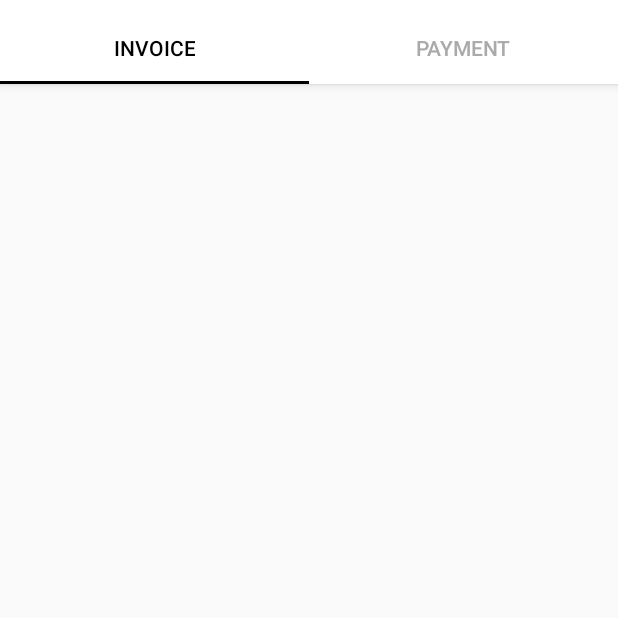
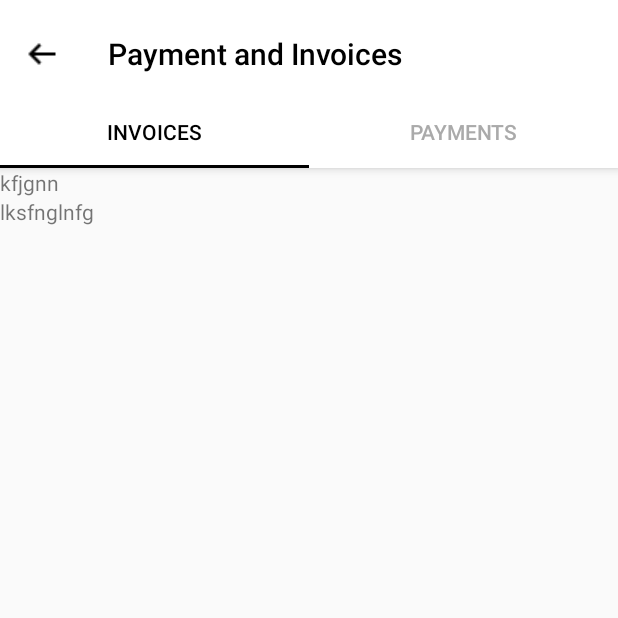
Before and after one commit to NandhaRex/Isthara, an Android app: the PaymentActivity screen opened directly, with no data from a screen before it, on a phone screen of 412 x 824 dp, the top half of it. Run offline under Robolectric (Android 15) with nearby library versions, the phone set to English and light mode, and no system bars; 2 statements that could not run were skipped.

Commit message:
added payments design

```diff
--- a/app/src/main/java/com/tao/isthara/Activities/Payment/Activity/PaymentActivity.java
+++ b/app/src/main/java/com/tao/isthara/Activities/Payment/Activity/PaymentActivity.java
@@ -1,5 +1,6 @@
 package com.tao.isthara.Activities.Payment.Activity;
 
+import android.app.ActionBar;
 import android.support.design.widget.FloatingActionButton;
 import android.support.design.widget.Snackbar;
 import android.support.design.widget.TabLayout;
@@ -46,23 +47,17 @@ public class PaymentActivity extends AppCompatActivity {
         super.onCreate(savedInstanceState);
         setContentView(R.layout.activity_payment);
 
-//        Toolbar toolbar = (Toolbar) findViewById(R.id.toolbar);
-//        toolbar.setTitle("PaymentActivity and Invoices");
-//        setSupportActionBar(toolbar);
+        Toolbar toolbar = (Toolbar) findViewById(R.id.toolbar);
+        toolbar.setTitle("Payment and Invoices");
+        setSupportActionBar(toolbar);
+        getSupportActionBar().setDisplayShowHomeEnabled(true);
+        getSupportActionBar().setDisplayHomeAsUpEnabled(true);
 
-        try {
-            getSupportActionBar().setElevation(0);
-            getSupportActionBar().setTitle("Payment and Invoice");
-            getSupportActionBar().setDisplayHomeAsUpEnabled(true);
-            getSupportActionBar().setDisplayShowHomeEnabled(true);
+        toolbar.setNavigationIcon(R.drawable.ic_back);
 
-        } catch (Exception e) {
-
-        }
         // Create the adapter that will return a fragment for each of the three
         // primary sections of the activity.
         tabs = (TabLayout) findViewById(R.id.tab_layout);
-        //tabs.setTabTextColors();
         mSectionsPagerAdapter = new PaymentPagerAdapter(getSupportFragmentManager());
 
         // Set up the ViewPager with the sections adapter.
@@ -71,14 +66,11 @@ public class PaymentActivity extends AppCompatActivity {
         tabs.setupWithViewPager(mViewPager);
     }
 
-
     @Override
-    public boolean onCreateOptionsMenu(Menu menu) {
-        // Inflate the menu; this adds items to the action bar if it is present.
-        getMenuInflater().inflate(R.menu.menu_payment, menu);
+    public boolean onSupportNavigateUp() {
+        onBackPressed();
         return true;
     }
-
     @Override
     public boolean onOptionsItemSelected(MenuItem item) {
         // Handle action bar item clicks here. The action bar will
@@ -97,35 +89,5 @@ public class PaymentActivity extends AppCompatActivity {
     /**
      * A placeholder fragment containing a simple view.
      */
-    public static class PlaceholderFragment extends Fragment {
-        /**
-         * The fragment argument representing the section number for this
-         * fragment.
-         */
-        private static final String ARG_SECTION_NUMBER = "section_number";
 
-        public PlaceholderFragment() {
-        }
-
-        /**
-         * Returns a new instance of this fragment for the given section
-         * number.
-         */
-        public static PlaceholderFragment newInstance(int sectionNumber) {
-            PlaceholderFragment fragment = new PlaceholderFragment();
-            Bundle args = new Bundle();
-            args.putInt(ARG_SECTION_NUMBER, sectionNumber);
-            fragment.setArguments(args);
-            return fragment;
-        }
-
-        @Override
-        public View onCreateView(LayoutInflater inflater, ViewGroup container,
-                                 Bundle savedInstanceState) {
-            View rootView = inflater.inflate(R.layout.fragment_payment, container, false);
-            TextView textView = (TextView) rootView.findViewById(R.id.section_label);
-           //textView.setText(getString(R.string.section_format, getArguments().getInt(ARG_SECTION_NUMBER)));
-            return rootView;
-        }
-    }
 }
--- a/app/src/main/java/com/tao/isthara/Activities/Payment/Adapter/PaymentPagerAdapter.java
+++ b/app/src/main/java/com/tao/isthara/Activities/Payment/Adapter/PaymentPagerAdapter.java
@@ -6,10 +6,12 @@ import android.support.v4.app.FragmentManager;
 import android.support.v4.app.FragmentPagerAdapter;
 
 import com.tao.isthara.Activities.Payment.Activity.PaymentActivity;
+import com.tao.isthara.Activities.Payment.Fragment.InvoiceFragement;
+import com.tao.isthara.Activities.Payment.Fragment.PaymentFragment;
 
 public class PaymentPagerAdapter extends FragmentPagerAdapter {
 
-    private String[] tabTitles = new String[]{"Invoice", "Payment",};
+    private String[] tabTitles = new String[]{"Invoices", "Payments",};
 
     public PaymentPagerAdapter(FragmentManager fm) {
         super(fm);
@@ -19,7 +21,15 @@ public class PaymentPagerAdapter extends FragmentPagerAdapter {
     public Fragment getItem(int position) {
         // getItem is called to instantiate the fragment for the given page.
         // Return a PlaceholderFragment (defined as a static inner class below).
-        return PaymentActivity.PlaceholderFragment.newInstance(position + 1);
+
+        // return PaymentActivity.PlaceholderFragment.newInstance(position + 1);
+        switch (position) {
+            case 0:
+                return new InvoiceFragement();
+            case 1:
+                return new PaymentFragment();
+        }
+        return null;
     }
 
     @Override
--- /dev/null
+++ b/app/src/main/java/com/tao/isthara/Activities/Payment/Fragment/InvoiceFragement.java
@@ -0,0 +1,26 @@
+package com.tao.isthara.Activities.Payment.Fragment;
+
+import android.os.Bundle;
+import android.support.v4.app.Fragment;
+import android.view.LayoutInflater;
+import android.view.View;
+import android.view.ViewGroup;
+import android.widget.TextView;
+
+import com.tao.isthara.R;
+
+public class InvoiceFragement extends Fragment {
+
+        public InvoiceFragement() {
+    }
+
+    @Override
+    public View onCreateView(LayoutInflater inflater, ViewGroup container,
+                             Bundle savedInstanceState) {
+        View rootView = inflater.inflate(R.layout.fragment_payment, container, false);
+
+        TextView textView = (TextView) rootView.findViewById(R.id.section_label);
+        textView.setText("Invoice");
+        return rootView;
+    }
+}
--- /dev/null
+++ b/app/src/main/java/com/tao/isthara/Activities/Payment/Fragment/PaymentFragment.java
@@ -0,0 +1,24 @@
+package com.tao.isthara.Activities.Payment.Fragment;
+
+
+
+import android.os.Bundle;
+import android.support.annotation.Nullable;
+import android.support.v4.app.Fragment;
+import android.view.LayoutInflater;
+import android.view.View;
+import android.view.ViewGroup;
+
+import com.tao.isthara.R;
+
+public class PaymentFragment extends Fragment {
+    public PaymentFragment() {
+    }
+
+    @Nullable
+    @Override
+    public View onCreateView(LayoutInflater inflater, @Nullable ViewGroup container, Bundle savedInstanceState) {
+        View rootView = inflater.inflate(R.layout.fragment_invoice, container, false);
+        return rootView;
+    }
+}
--- a/app/src/main/res/layout/activity_payment.xml
+++ b/app/src/main/res/layout/activity_payment.xml
@@ -15,15 +15,15 @@
         android:paddingTop="@dimen/appbar_padding_top"
         android:theme="@style/AppTheme.AppBarOverlay">
 
-        <!--<android.support.v7.widget.Toolbar-->
-            <!--android:id="@+id/toolbar"-->
-            <!--android:layout_width="match_parent"-->
-            <!--android:layout_height="wrap_content"-->
-            <!--android:layout_gravity="start"-->
-            <!--android:gravity="start"-->
-            <!--app:titleTextColor="@android:color/black">
+        <android.support.v7.widget.Toolbar
+            android:id="@+id/toolbar"
+            android:layout_width="match_parent"
+            android:layout_height="wrap_content"
+            android:layout_gravity="start"
+            android:gravity="start"
+            app:titleTextColor="@android:color/black">
 
-        </android.support.v7.widget.Toolbar>-->
+        </android.support.v7.widget.Toolbar>
 
         <android.support.design.widget.TabLayout
             android:id="@+id/tab_layout"
--- /dev/null
+++ b/app/src/main/res/layout/fragment_invoice.xml
@@ -0,0 +1,11 @@
+<?xml version="1.0" encoding="utf-8"?>
+<LinearLayout xmlns:android="http://schemas.android.com/apk/res/android"
+    android:layout_width="match_parent"
+    android:layout_height="match_parent">
+
+    <TextView
+        android:layout_width="wrap_content"
+        android:layout_height="wrap_content"
+        android:text="dummy" />
+
+</LinearLayout>
--- a/app/src/main/res/layout/fragment_payment.xml
+++ b/app/src/main/res/layout/fragment_payment.xml
@@ -1,23 +1,16 @@
 <?xml version="1.0" encoding="utf-8"?>
-<android.support.constraint.ConstraintLayout xmlns:android="http://schemas.android.com/apk/res/android"
-    xmlns:app="http://schemas.android.com/apk/res-auto"
-    xmlns:tools="http://schemas.android.com/tools"
-    android:id="@+id/constraintLayout"
+<LinearLayout xmlns:android="http://schemas.android.com/apk/res/android"
     android:layout_width="match_parent"
     android:layout_height="match_parent"
-    tools:context=".Activities.Payment.Activity.Activity.Payment$PlaceholderFragment">
+    android:orientation="vertical">
 
     <TextView
-        android:id="@+id/section_label"
         android:layout_width="wrap_content"
         android:layout_height="wrap_content"
-        android:layout_marginBottom="@dimen/activity_vertical_margin"
-        android:layout_marginEnd="@dimen/activity_horizontal_margin"
-        android:layout_marginStart="@dimen/activity_horizontal_margin"
-        android:layout_marginTop="@dimen/activity_vertical_margin"
-        app:layout_constraintLeft_toLeftOf="parent"
-        app:layout_constraintTop_toTopOf="@+id/constraintLayout"
-        tools:layout_constraintLeft_creator="1"
-        tools:layout_constraintTop_creator="1" />
+        android:text="kfjgnn" />
 
-</android.support.constraint.ConstraintLayout>
+    <TextView
+        android:layout_width="wrap_content"
+        android:layout_height="wrap_content"
+        android:text="lksfnglnfg"/>
+</LinearLayout>
```
Also changed, not shown: app/src/main/res/drawable/ic_back.png (added).
